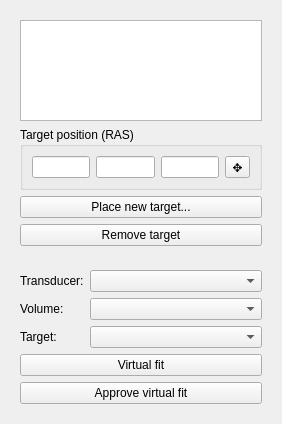
This is OpenLIFUPrePlanning/Resources/UI/OpenLIFUPrePlanning.ui in arhowe00/SlicerOpenLIFU as Qt 5 draws it before an edit. The edited form follows.
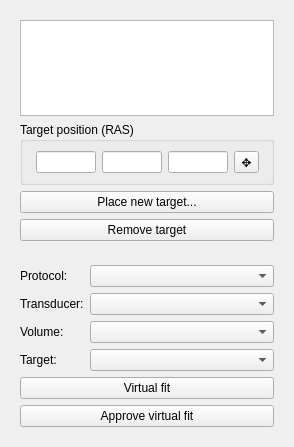
This is the edited form. Custom widgets are drawn as their Qt base class.

Commit message: Add protocol as input to virtual fitting (#84)

Patch:
```diff
--- a/OpenLIFUPrePlanning/Resources/UI/OpenLIFUPrePlanning.ui
+++ b/OpenLIFUPrePlanning/Resources/UI/OpenLIFUPrePlanning.ui
@@ -6,8 +6,8 @@
    <rect>
     <x>0</x>
     <y>0</y>
-    <width>282</width>
-    <height>424</height>
+    <width>294</width>
+    <height>447</height>
    </rect>
   </property>
   <layout class="QVBoxLayout" name="verticalLayout">
@@ -141,36 +141,46 @@
      <layout class="QVBoxLayout" name="verticalLayout_3">
       <item>
        <layout class="QFormLayout" name="virtualfitFormLayout">
-        <item row="0" column="0">
+        <item row="1" column="0">
          <widget class="QLabel" name="transducerLabel">
           <property name="text">
            <string>Transducer:</string>
           </property>
          </widget>
         </item>
-        <item row="1" column="0">
+        <item row="2" column="0">
          <widget class="QLabel" name="volumeLabel">
           <property name="text">
            <string>Volume:</string>
           </property>
          </widget>
         </item>
-        <item row="2" column="0">
+        <item row="3" column="0">
          <widget class="QLabel" name="targetLabel">
           <property name="text">
            <string>Target:</string>
           </property>
          </widget>
         </item>
-        <item row="0" column="1">
-         <widget class="QComboBox" name="transducerComboBox"/>
-        </item>
         <item row="1" column="1">
-         <widget class="QComboBox" name="volumeComboBox"/>
+         <widget class="QComboBox" name="transducerComboBox"/>
         </item>
         <item row="2" column="1">
+         <widget class="QComboBox" name="volumeComboBox"/>
+        </item>
+        <item row="3" column="1">
          <widget class="QComboBox" name="targetComboBox"/>
         </item>
+        <item row="0" column="0">
+         <widget class="QLabel" name="protocolLabel">
+          <property name="text">
+           <string>Protocol:</string>
+          </property>
+         </widget>
+        </item>
+        <item row="0" column="1">
+         <widget class="QComboBox" name="protocolComboBox"/>
+        </item>
        </layout>
       </item>
       <item>
```
The commit also changes 1 other file.
